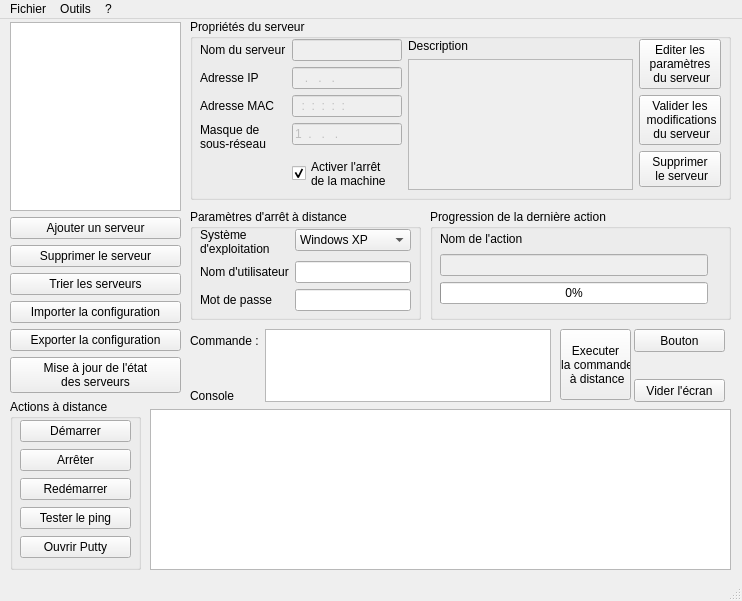
Qt form FenPrincipale.ui (Next-Genius/vladiconnect) before a commit.
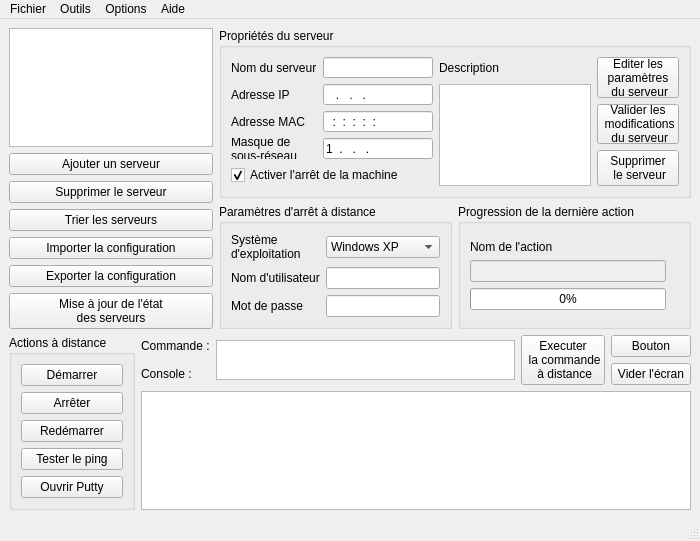
The same form after that commit. Icons and pictures are not drawn.

Commit message: - Ajout d'une page "about" fonctionelle - Changement de l'interface graphique en layouts de telle manière qu'elle s'adapte en fonction de la taille de la fenetre - Demande de confirmation avant fermeture de la fenetre (ête vous sur de vouloir fermer/minimiser

```diff
--- a/FenPrincipale.ui
+++ b/FenPrincipale.ui
@@ -10,8 +10,8 @@
    <rect>
     <x>0</x>
     <y>0</y>
-    <width>742</width>
-    <height>601</height>
+    <width>700</width>
+    <height>541</height>
    </rect>
   </property>
   <property name="windowTitle">
@@ -25,115 +25,20 @@
    <bool>false</bool>
   </property>
   <widget class="QWidget" name="centralwidget">
+   <property name="sizePolicy">
+    <sizepolicy hsizetype="Expanding" vsizetype="Expanding">
+     <horstretch>0</horstretch>
+     <verstretch>0</verstretch>
+    </sizepolicy>
+   </property>
    <property name="minimumSize">
     <size>
      <width>700</width>
-     <height>450</height>
+     <height>500</height>
     </size>
    </property>
-   <widget class="QGroupBox" name="groupBox">
-    <property name="enabled">
-     <bool>true</bool>
-    </property>
-    <property name="geometry">
-     <rect>
-      <x>190</x>
-      <y>190</y>
-      <width>231</width>
-      <height>111</height>
-     </rect>
-    </property>
-    <property name="title">
-     <string>Paramètres d'arrêt à distance</string>
-    </property>
-    <widget class="QWidget" name="verticalLayoutWidget_2">
-     <property name="geometry">
-      <rect>
-       <x>10</x>
-       <y>20</y>
-       <width>211</width>
-       <height>82</height>
-      </rect>
-     </property>
-     <layout class="QVBoxLayout" name="verticalLayout">
-      <item>
-       <layout class="QFormLayout" name="formLayout_3">
-        <property name="fieldGrowthPolicy">
-         <enum>QFormLayout::AllNonFixedFieldsGrow</enum>
-        </property>
-        <item row="1" column="0">
-         <widget class="QLabel" name="label_9">
-          <property name="text">
-           <string>Nom d'utilisateur</string>
-          </property>
-         </widget>
-        </item>
-        <item row="1" column="1">
-         <widget class="QLineEdit" name="serveur_utilisateur"/>
-        </item>
-        <item row="2" column="0">
-         <widget class="QLabel" name="label_10">
-          <property name="text">
-           <string>Mot de passe</string>
-          </property>
-         </widget>
-        </item>
-        <item row="2" column="1">
-         <widget class="QLineEdit" name="serveur_mdp">
-          <property name="echoMode">
-           <enum>QLineEdit::Password</enum>
-          </property>
-         </widget>
-        </item>
-        <item row="0" column="1">
-         <widget class="QComboBox" name="serveur_os">
-          <property name="toolTip">
-           <string>Choisissez le système d'exploitation de la machine</string>
-          </property>
-          <item>
-           <property name="text">
-            <string>Windows XP</string>
-           </property>
-          </item>
-          <item>
-           <property name="text">
-            <string>Windows 7</string>
-           </property>
-          </item>
-          <item>
-           <property name="text">
-            <string>Linux</string>
-           </property>
-          </item>
-          <item>
-           <property name="text">
-            <string>Autre</string>
-           </property>
-          </item>
-         </widget>
-        </item>
-        <item row="0" column="0">
-         <widget class="QLabel" name="label_8">
-          <property name="text">
-           <string>Système 
-d'exploitation</string>
-          </property>
-         </widget>
-        </item>
-       </layout>
-      </item>
-     </layout>
-    </widget>
-   </widget>
-   <widget class="QWidget" name="verticalLayoutWidget">
-    <property name="geometry">
-     <rect>
-      <x>10</x>
-      <y>3</y>
-      <width>171</width>
-      <height>371</height>
-     </rect>
-    </property>
+   <layout class="QGridLayout" name="gridLayout">
+    <item row="0" column="0" rowspan="2" colspan="2">
     <layout class="QVBoxLayout" name="layout_liste_serveurs">
      <item>
       <widget class="QListWidget" name="liste_serveur"/>
@@ -185,34 +90,32 @@
       </widget>
      </item>
     </layout>
-   </widget>
+    </item>
+    <item row="0" column="2" colspan="2">
    <widget class="QGroupBox" name="groupBox_2">
-    <property name="geometry">
-     <rect>
-      <x>190</x>
-      <y>0</y>
-      <width>541</width>
-      <height>181</height>
-     </rect>
+      <property name="enabled">
+       <bool>true</bool>
+      </property>
+      <property name="maximumSize">
+       <size>
+        <width>16777215</width>
+        <height>185</height>
+       </size>
     </property>
     <property name="title">
      <string>Propriétés du serveur</string>
     </property>
-    <widget class="QWidget" name="horizontalLayoutWidget">
-     <property name="geometry">
-      <rect>
-       <x>10</x>
-       <y>20</y>
-       <width>521</width>
-       <height>151</height>
-      </rect>
-     </property>
-     <layout class="QHBoxLayout" name="horizontalLayout_2">
-      <item>
-       <layout class="QFormLayout" name="formLayout">
-        <property name="fieldGrowthPolicy">
-         <enum>QFormLayout::AllNonFixedFieldsGrow</enum>
-        </property>
+      <layout class="QGridLayout" name="gridLayout_3">
+       <item row="0" column="2">
+        <widget class="QLabel" name="label_2">
+         <property name="text">
+          <string>Description</string>
+         </property>
+         <property name="buddy">
+          <cstring>serveur_description</cstring>
+         </property>
+        </widget>
+       </item>
         <item row="0" column="0">
          <widget class="QLabel" name="label_6">
           <property name="text">
@@ -225,14 +128,18 @@
         </item>
         <item row="0" column="1">
          <widget class="QLineEdit" name="serveur_nom">
-          <property name="enabled">
-           <bool>false</bool>
-          </property>
           <property name="readOnly">
            <bool>false</bool>
           </property>
          </widget>
         </item>
+       <item row="1" column="1">
+        <widget class="QLineEdit" name="serveur_ip">
+         <property name="inputMask">
+          <string>999.999.999.999; </string>
+         </property>
+        </widget>
+       </item>
         <item row="1" column="0">
          <widget class="QLabel" name="label_7">
           <property name="text">
@@ -243,31 +150,24 @@
           </property>
          </widget>
         </item>
-        <item row="1" column="1">
-         <widget class="QLineEdit" name="serveur_ip">
-          <property name="enabled">
-           <bool>false</bool>
+       <item row="3" column="1">
+        <widget class="QLineEdit" name="serveur_sousReseau">
+         <property name="minimumSize">
+          <size>
+           <width>110</width>
+           <height>0</height>
+          </size>
           </property>
           <property name="inputMask">
            <string>999.999.999.999; </string>
           </property>
-         </widget>
-        </item>
-        <item row="2" column="0">
-         <widget class="QLabel" name="label">
           <property name="text">
-           <string>Adresse MAC</string>
-          </property>
-          <property name="buddy">
-           <cstring>serveur_mac</cstring>
+          <string>1...</string>
           </property>
          </widget>
         </item>
         <item row="2" column="1">
          <widget class="QLineEdit" name="serveur_mac">
-          <property name="enabled">
-           <bool>false</bool>
-          </property>
           <property name="inputMask">
            <string>&gt;HH:HH:HH:HH:HH:HH; </string>
           </property>
@@ -276,6 +176,16 @@
           </property>
          </widget>
         </item>
+       <item row="2" column="0">
+        <widget class="QLabel" name="label">
+         <property name="text">
+          <string>Adresse MAC</string>
+         </property>
+         <property name="buddy">
+          <cstring>serveur_mac</cstring>
+         </property>
+        </widget>
+       </item>
         <item row="3" column="0">
          <widget class="QLabel" name="label_3">
           <property name="text">
@@ -287,63 +197,20 @@
           </property>
          </widget>
         </item>
-        <item row="3" column="1">
-         <widget class="QLineEdit" name="serveur_sousReseau">
-          <property name="enabled">
-           <bool>false</bool>
-          </property>
-          <property name="minimumSize">
-           <size>
-            <width>110</width>
-            <height>0</height>
-           </size>
-          </property>
-          <property name="inputMask">
-           <string>999.999.999.999; </string>
-          </property>
-          <property name="text">
-           <string>1...</string>
-          </property>
-         </widget>
-        </item>
-        <item row="4" column="1">
+       <item row="4" column="0" colspan="2">
          <widget class="QCheckBox" name="serveurActiverArret">
-          <property name="enabled">
-           <bool>true</bool>
-          </property>
           <property name="text">
-           <string>Activer l'arrêt 
-de la machine</string>
+          <string>Activer l'arrêt de la machine</string>
           </property>
           <property name="checked">
            <bool>true</bool>
           </property>
          </widget>
         </item>
-       </layout>
-      </item>
-      <item>
-       <layout class="QVBoxLayout" name="verticalLayout_2">
-        <item>
-         <widget class="QLabel" name="label_2">
-          <property name="text">
-           <string>Description</string>
-          </property>
-          <property name="buddy">
-           <cstring>serveur_description</cstring>
-          </property>
-         </widget>
-        </item>
-        <item>
-         <widget class="QTextEdit" name="serveur_description">
-          <property name="enabled">
-           <bool>false</bool>
-          </property>
-         </widget>
-        </item>
-       </layout>
-      </item>
-      <item>
+       <item row="1" column="2" rowspan="4">
+        <widget class="QTextEdit" name="serveur_description"/>
+       </item>
+       <item row="0" column="3" rowspan="5">
        <layout class="QVBoxLayout" name="verticalLayout_3">
         <item>
          <widget class="QPushButton" name="bouton_editer">
@@ -418,94 +285,94 @@
       </item>
      </layout>
     </widget>
-   </widget>
-   <widget class="QGroupBox" name="groupBox_3">
-    <property name="geometry">
-     <rect>
-      <x>10</x>
-      <y>380</y>
-      <width>131</width>
-      <height>171</height>
-     </rect>
+    </item>
+    <item row="1" column="2">
+     <widget class="QGroupBox" name="groupBox">
+      <property name="sizePolicy">
+       <sizepolicy hsizetype="Preferred" vsizetype="Fixed">
+        <horstretch>0</horstretch>
+        <verstretch>0</verstretch>
+       </sizepolicy>
     </property>
     <property name="title">
-     <string>Actions à distance</string>
-    </property>
-    <widget class="QWidget" name="gridLayoutWidget">
-     <property name="geometry">
-      <rect>
-       <x>10</x>
-       <y>20</y>
-       <width>111</width>
-       <height>141</height>
-      </rect>
-     </property>
-     <layout class="QGridLayout" name="_2">
+       <string>Paramètres d'arrêt à distance</string>
+      </property>
+      <layout class="QGridLayout" name="gridLayout_4">
+       <item row="0" column="2">
+        <widget class="QComboBox" name="serveur_os">
+         <property name="toolTip">
+          <string>Choisissez le système d'exploitation de la machine</string>
+         </property>
+         <item>
+          <property name="text">
+           <string>Windows XP</string>
+          </property>
+         </item>
+         <item>
+          <property name="text">
+           <string>Windows 7</string>
+          </property>
+         </item>
+         <item>
+          <property name="text">
+           <string>Linux</string>
+          </property>
+         </item>
+         <item>
+          <property name="text">
+           <string>Autre</string>
+          </property>
+         </item>
+        </widget>
+       </item>
       <item row="0" column="0">
-       <widget class="QPushButton" name="bouton_demarrer">
+        <widget class="QLabel" name="label_8">
         <property name="text">
-         <string>Démarrer</string>
-        </property>
-       </widget>
-      </item>
-      <item row="5" column="0">
-       <widget class="QPushButton" name="bouton_ping">
-        <property name="text">
-         <string>Tester le ping</string>
-        </property>
-        <property name="shortcut">
-         <string>Ctrl+P</string>
-        </property>
-        <property name="autoRepeat">
-         <bool>true</bool>
+          <string>Système 
+d'exploitation</string>
         </property>
        </widget>
       </item>
       <item row="1" column="0">
-       <widget class="QPushButton" name="bouton_arreter">
+        <widget class="QLabel" name="label_9">
         <property name="text">
-         <string>Arrêter</string>
+          <string>Nom d'utilisateur</string>
         </property>
        </widget>
       </item>
+       <item row="1" column="2">
+        <widget class="QLineEdit" name="serveur_utilisateur"/>
+       </item>
       <item row="2" column="0">
-       <widget class="QPushButton" name="bouton_redemarrer">
+        <widget class="QLabel" name="label_10">
         <property name="text">
-         <string>Redémarrer</string>
+          <string>Mot de passe</string>
         </property>
        </widget>
       </item>
-      <item row="6" column="0">
-       <widget class="QPushButton" name="bouton_ouvrir_putty">
-        <property name="text">
-         <string>Ouvrir Putty</string>
+       <item row="2" column="2">
+        <widget class="QLineEdit" name="serveur_mdp">
+         <property name="echoMode">
+          <enum>QLineEdit::Password</enum>
         </property>
        </widget>
       </item>
      </layout>
     </widget>
-   </widget>
+    </item>
+    <item row="1" column="3">
    <widget class="QGroupBox" name="groupBox_4">
-    <property name="geometry">
-     <rect>
-      <x>430</x>
-      <y>190</y>
-      <width>301</width>
-      <height>111</height>
-     </rect>
+      <property name="sizePolicy">
+       <sizepolicy hsizetype="Preferred" vsizetype="Preferred">
+        <horstretch>0</horstretch>
+        <verstretch>0</verstretch>
+       </sizepolicy>
     </property>
     <property name="title">
      <string>Progression de la dernière action</string>
     </property>
-    <widget class="QWidget" name="layoutWidget">
-     <property name="geometry">
-      <rect>
-       <x>10</x>
-       <y>20</y>
-       <width>281</width>
-       <height>75</height>
-      </rect>
-     </property>
+      <layout class="QGridLayout" name="gridLayout_6">
+       <item row="0" column="0">
      <layout class="QHBoxLayout" name="horizontalLayout">
       <item>
        <layout class="QVBoxLayout" name="verticalLayout_5">
@@ -567,32 +434,75 @@
        </widget>
       </item>
      </layout>
-    </widget>
-   </widget>
-   <widget class="QPlainTextEdit" name="console">
-    <property name="geometry">
-     <rect>
-      <x>150</x>
-      <y>390</y>
-      <width>581</width>
-      <height>161</height>
-     </rect>
-    </property>
-    <property name="styleSheet">
-     <string notr="true">font: 8pt &quot;Courier New&quot;;</string>
-    </property>
-    <property name="plainText">
-     <string/>
-    </property>
-   </widget>
+       </item>
+      </layout>
+     </widget>
+    </item>
+    <item row="2" column="0" rowspan="2">
+     <widget class="QGroupBox" name="groupBox_3">
+      <property name="sizePolicy">
+       <sizepolicy hsizetype="Preferred" vsizetype="Fixed">
+        <horstretch>0</horstretch>
+        <verstretch>0</verstretch>
+       </sizepolicy>
+      </property>
+      <property name="title">
+       <string>Actions à distance</string>
+      </property>
+      <layout class="QVBoxLayout" name="verticalLayout_4">
+       <item>
+        <widget class="QPushButton" name="bouton_demarrer">
+         <property name="text">
+          <string>Démarrer</string>
+         </property>
+        </widget>
+       </item>
+       <item>
+        <widget class="QPushButton" name="bouton_arreter">
+         <property name="text">
+          <string>Arrêter</string>
+         </property>
+        </widget>
+       </item>
+       <item>
+        <widget class="QPushButton" name="bouton_redemarrer">
+         <property name="text">
+          <string>Redémarrer</string>
+         </property>
+        </widget>
+       </item>
+       <item>
+        <widget class="QPushButton" name="bouton_ping">
+         <property name="text">
+          <string>Tester le ping</string>
+         </property>
+         <property name="shortcut">
+          <string>Ctrl+P</string>
+         </property>
+         <property name="autoRepeat">
+          <bool>true</bool>
+         </property>
+        </widget>
+       </item>
+       <item>
+        <widget class="QPushButton" name="bouton_ouvrir_putty">
+         <property name="text">
+          <string>Ouvrir Putty</string>
+         </property>
+        </widget>
+       </item>
+      </layout>
+     </widget>
+    </item>
+    <item row="2" column="1" colspan="3">
+     <layout class="QGridLayout" name="gridLayout_9">
+      <item row="1" column="0">
    <widget class="QLabel" name="label_4">
-    <property name="geometry">
-     <rect>
-      <x>190</x>
-      <y>370</y>
-      <width>46</width>
-      <height>13</height>
-     </rect>
+        <property name="sizePolicy">
+         <sizepolicy hsizetype="Minimum" vsizetype="Fixed">
+          <horstretch>0</horstretch>
+          <verstretch>0</verstretch>
+         </sizepolicy>
     </property>
     <property name="text">
      <string>Console :</string>
@@ -601,79 +511,73 @@
      <cstring>console</cstring>
     </property>
    </widget>
-   <widget class="QWidget" name="formLayoutWidget">
-    <property name="geometry">
-     <rect>
-      <x>190</x>
-      <y>310</y>
-      <width>361</width>
-      <height>73</height>
-     </rect>
-    </property>
-    <layout class="QFormLayout" name="_3">
-     <property name="fieldGrowthPolicy">
-      <enum>QFormLayout::AllNonFixedFieldsGrow</enum>
-     </property>
+      </item>
      <item row="0" column="0">
       <widget class="QLabel" name="label_5">
+        <property name="sizePolicy">
+         <sizepolicy hsizetype="Minimum" vsizetype="Fixed">
+          <horstretch>0</horstretch>
+          <verstretch>0</verstretch>
+         </sizepolicy>
+        </property>
        <property name="text">
         <string>Commande :</string>
        </property>
       </widget>
      </item>
-     <item row="0" column="1">
-      <widget class="QPlainTextEdit" name="serveur_commande"/>
-     </item>
-    </layout>
-   </widget>
-   <widget class="QPushButton" name="bouton_console">
-    <property name="geometry">
-     <rect>
-      <x>560</x>
-      <y>310</y>
-      <width>71</width>
-      <height>71</height>
-     </rect>
-    </property>
-    <property name="text">
-     <string>Executer
- la commande 
- à distance</string>
-    </property>
-   </widget>
+      <item row="1" column="3">
    <widget class="QPushButton" name="pushButton">
-    <property name="geometry">
-     <rect>
-      <x>634</x>
-      <y>360</y>
-      <width>91</width>
-      <height>23</height>
-     </rect>
-    </property>
     <property name="text">
      <string>Vider l'écran</string>
     </property>
    </widget>
+      </item>
+      <item row="0" column="3">
    <widget class="QPushButton" name="pushButton_2">
-    <property name="geometry">
-     <rect>
-      <x>634</x>
-      <y>310</y>
-      <width>91</width>
-      <height>23</height>
-     </rect>
-    </property>
     <property name="text">
      <string>Bouton</string>
     </property>
    </widget>
+      </item>
+      <item row="0" column="1" rowspan="2">
+       <widget class="QPlainTextEdit" name="serveur_commande">
+        <property name="maximumSize">
+         <size>
+          <width>16777215</width>
+          <height>40</height>
+         </size>
+        </property>
+       </widget>
+      </item>
+      <item row="0" column="2" rowspan="2">
+       <widget class="QPushButton" name="bouton_console">
+        <property name="text">
+         <string>Executer
+ la commande 
+ à distance</string>
+        </property>
+       </widget>
+      </item>
+     </layout>
+    </item>
+    <item row="3" column="1" colspan="3">
+     <widget class="QPlainTextEdit" name="console">
+      <property name="styleSheet">
+       <string notr="true">font: 8pt &quot;Courier New&quot;;</string>
+      </property>
+      <property name="plainText">
+       <string/>
+      </property>
+     </widget>
+    </item>
+   </layout>
   </widget>
   <widget class="QMenuBar" name="menubar">
    <property name="geometry">
     <rect>
      <x>0</x>
      <y>0</y>
-     <width>742</width>
+     <width>700</width>
      <height>21</height>
     </rect>
    </property>
@@ -697,12 +601,23 @@
    </widget>
    <widget class="QMenu" name="menu">
     <property name="title">
-     <string>?</string>
+     <string>Aide</string>
     </property>
     <addaction name="actionAbout"/>
    </widget>
+   <widget class="QMenu" name="menuOptions">
+    <property name="title">
+     <string>Options</string>
+    </property>
+    <addaction name="actionRun_hidden"/>
+    <addaction name="actionDisable_tray_messages"/>
+    <addaction name="actionChanger_l_emplacement_di_dossier_temporaire"/>
+    <addaction name="separator"/>
+    <addaction name="actionChanger_de_langue"/>
+   </widget>
    <addaction name="menuFichier"/>
    <addaction name="menuOutils"/>
+   <addaction name="menuOptions"/>
    <addaction name="menu"/>
   </widget>
   <widget class="QStatusBar" name="statusbar">
```
Left out of the diff: 69 changed lines with no effect on the pictures. Lines whose indentation alone changed are shown as unchanged. The commit also changes 18 other files.
